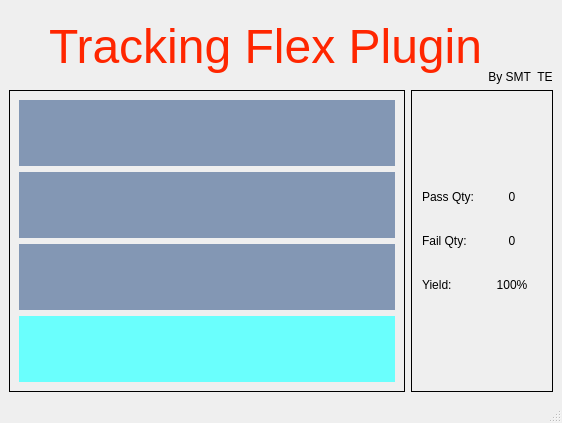
Faith-lyle/H29_Sorting, file GUI/UI/mainPanel_ui.ui: the form before one commit.
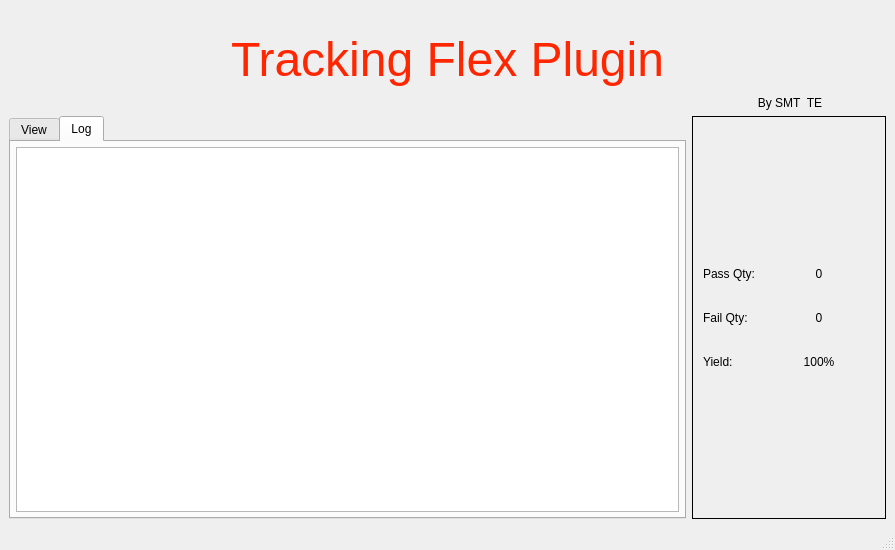
The form after the commit. Icons and pictures are not drawn.

```diff
--- a/GUI/UI/mainPanel_ui.ui
+++ b/GUI/UI/mainPanel_ui.ui
@@ -6,8 +6,8 @@
    <rect>
     <x>0</x>
     <y>0</y>
-    <width>562</width>
-    <height>423</height>
+    <width>895</width>
+    <height>550</height>
    </rect>
   </property>
   <property name="windowTitle">
@@ -68,6 +68,28 @@
     <item>
      <layout class="QHBoxLayout" name="horizontalLayout_2" stretch="7,2">
       <item>
+       <widget class="QTabWidget" name="tabWidget">
+        <property name="currentIndex">
+         <number>1</number>
+        </property>
+        <widget class="QWidget" name="tab">
+         <attribute name="title">
+          <string>View</string>
+         </attribute>
+         <layout class="QHBoxLayout" name="horizontalLayout_4">
+          <property name="leftMargin">
+           <number>5</number>
+          </property>
+          <property name="topMargin">
+           <number>5</number>
+          </property>
+          <property name="rightMargin">
+           <number>5</number>
+          </property>
+          <property name="bottomMargin">
+           <number>5</number>
+          </property>
+          <item>
        <widget class="QFrame" name="verticalFrame_2">
         <property name="styleSheet">
          <string notr="true">*{font: 75 28pt &quot;Helvetica&quot;;}
@@ -152,6 +174,32 @@
         </layout>
        </widget>
       </item>
+         </layout>
+        </widget>
+        <widget class="QWidget" name="tab_2">
+         <attribute name="title">
+          <string>Log</string>
+         </attribute>
+         <layout class="QVBoxLayout" name="verticalLayout_3">
+          <property name="leftMargin">
+           <number>5</number>
+          </property>
+          <property name="topMargin">
+           <number>5</number>
+          </property>
+          <property name="rightMargin">
+           <number>5</number>
+          </property>
+          <property name="bottomMargin">
+           <number>5</number>
+          </property>
+          <item>
+           <widget class="QTextEdit" name="textEdit"/>
+          </item>
+         </layout>
+        </widget>
+       </widget>
+      </item>
       <item>
        <layout class="QHBoxLayout" name="horizontalLayout_3">
         <item>
```
Left out of the diff: 4 changed lines with no effect on the pictures. Lines whose indentation alone changed are shown as unchanged.
